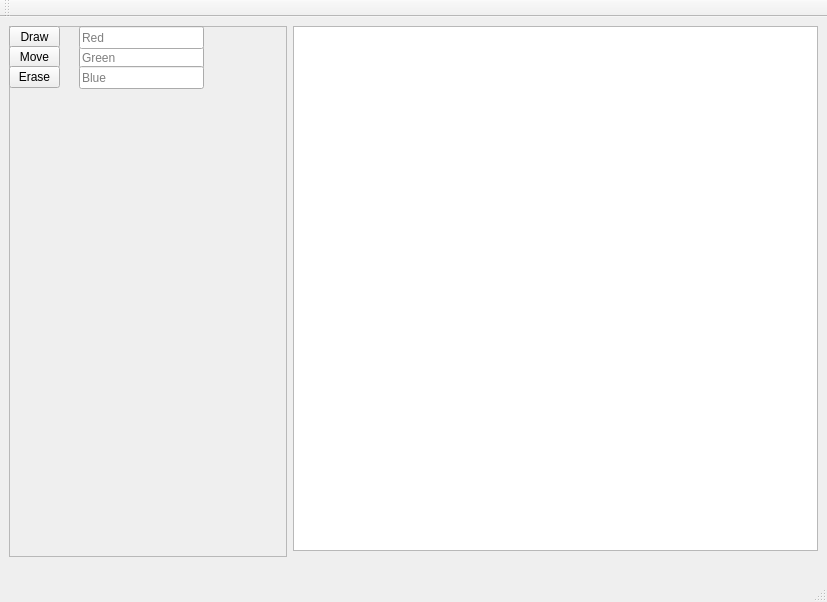
Before: the Qt Designer form mainwindow.ui in unrelentingfox/TowerAnimator-cs383, drawn with Qt 5.
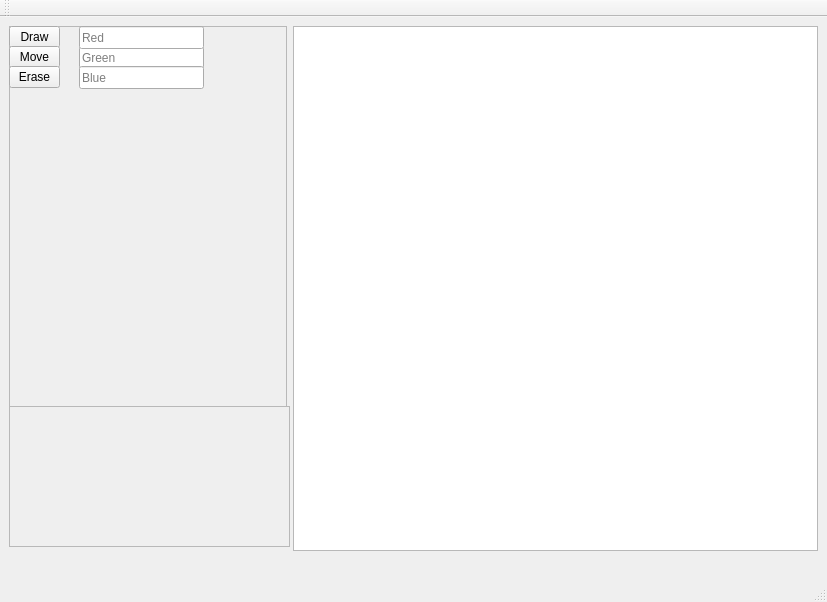
After: the same form once the commit is applied. Custom widgets are drawn as their Qt base class.

```diff
--- a/mainwindow.ui
+++ b/mainwindow.ui
@@ -26,7 +26,7 @@
       <x>9</x>
       <y>9</y>
       <width>278</width>
-      <height>531</height>
+      <height>381</height>
      </rect>
     </property>
     <property name="frameShape">
@@ -144,6 +144,29 @@
      </rectf>
     </property>
    </widget>
+   <widget class="QScrollArea" name="scrollArea">
+    <property name="geometry">
+     <rect>
+      <x>9</x>
+      <y>389</y>
+      <width>281</width>
+      <height>141</height>
+     </rect>
+    </property>
+    <property name="widgetResizable">
+     <bool>true</bool>
+    </property>
+    <widget class="QWidget" name="scrollAreaWidgetContents">
+     <property name="geometry">
+      <rect>
+       <x>0</x>
+       <y>0</y>
+       <width>279</width>
+       <height>139</height>
+      </rect>
+     </property>
+    </widget>
+   </widget>
   </widget>
   <widget class="QMenuBar" name="menuBar">
    <property name="geometry">
```
